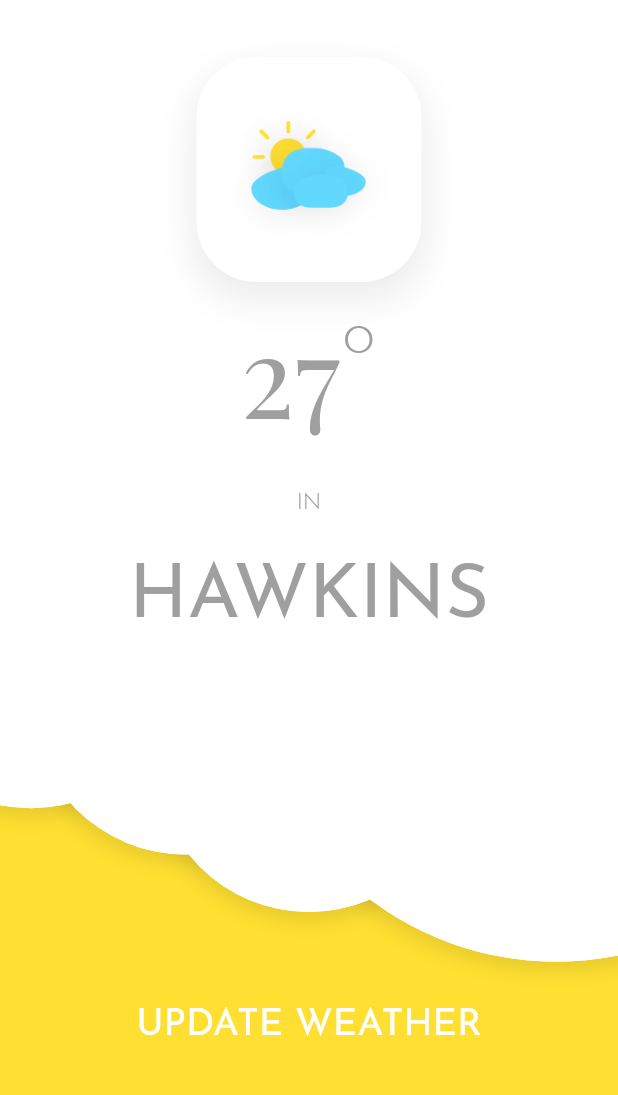
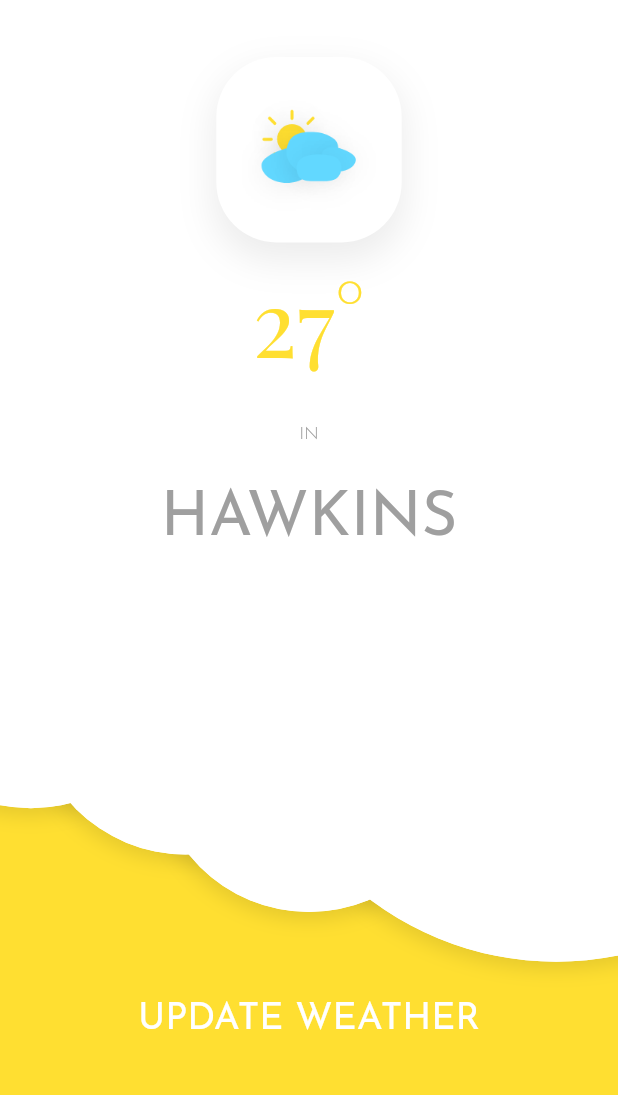
Before and after one commit to danielmark0116/LOADTHER, a Flutter app: the screen it shows after launch, on a phone screen of 412 x 824 dp, the part 57-1152 px from its top. Run offline on Flutter 3.47's test engine with Material 2 defaults, Android fonts, the phone set to English and light mode, and no system bars; project files that could hold a hidden picture were left out.

Commit message:
Add responsize fix

```diff
--- a/lib/components/bg-noshadow.dart
+++ b/lib/components/bg-noshadow.dart
@@ -13,10 +13,23 @@ class _BgNoShadowState extends State<BgNoShadow> {
         double maxWidth = constraints.maxWidth;
         double maxHeight = constraints.maxHeight;
 
+        var sizeData = MediaQuery.of(context);
+
+        var blockSizeW = sizeData.size.width.toDouble() / 100;
+        var blockSizeH = sizeData.size.height.toDouble() / 100;
+
+        var responsizeFix;
+
+        if (sizeData.size.height < 700) {
+          responsizeFix = blockSizeH.toDouble() * 5;
+        } else {
+          responsizeFix = 0.0;
+        }
+
         return Stack(
           children: <Widget>[
             Positioned(
-              top: maxHeight * 0.275,
+              top: maxHeight * 0.275 - (responsizeFix * 2),
               left: maxWidth * 0.4,
               // FIRST CIRCLE -------------------------------------------------
               child: Container(
@@ -29,7 +42,7 @@ class _BgNoShadowState extends State<BgNoShadow> {
               ),
             ),
             Positioned(
-              top: maxHeight * 0.5,
+              top: maxHeight * 0.5 - responsizeFix,
               left: maxWidth * 0.5 - (maxWidth * 0.25),
               // SECOND CIRCLE -------------------------------------------------
               child: Container(
@@ -43,7 +56,7 @@ class _BgNoShadowState extends State<BgNoShadow> {
             ),
             // THIRD CIRCLE -------------------------------------------------
             Positioned(
-              top: maxHeight * 0.45,
+              top: maxHeight * 0.45 - responsizeFix,
               left: maxWidth * 0.05,
               child: Container(
                 width: maxWidth * 0.5,
@@ -56,7 +69,7 @@ class _BgNoShadowState extends State<BgNoShadow> {
             ),
             // FOURTH CIRCLE -------------------------------------------------
             Positioned(
-              top: maxHeight * 0.41,
+              top: maxHeight * 0.41 - responsizeFix,
               left: maxWidth * -0.2,
               child: Container(
                 width: maxWidth * 0.5,
@@ -68,7 +81,7 @@ class _BgNoShadowState extends State<BgNoShadow> {
               ),
             ),
             Positioned(
-              top: 0,
+              top: 0 - responsizeFix,
               left: 0,
               child: Container(
                 width: maxWidth,
--- a/lib/components/bg-shadow.dart
+++ b/lib/components/bg-shadow.dart
@@ -23,10 +23,23 @@ class _BgShadowState extends State<BgShadow> {
         double maxWidth = constraints.maxWidth;
         double maxHeight = constraints.maxHeight;
 
+        var sizeData = MediaQuery.of(context);
+
+        var blockSizeW = sizeData.size.width.toDouble() / 100;
+        var blockSizeH = sizeData.size.height.toDouble() / 100;
+
+        var responsizeFix;
+
+        if (sizeData.size.height < 700) {
+          responsizeFix = blockSizeH.toDouble() * 5;
+        } else {
+          responsizeFix = 0.0;
+        }
+
         return Stack(
           children: <Widget>[
             Positioned(
-              top: maxHeight * 0.275,
+              top: maxHeight * 0.275 - (responsizeFix * 2),
               left: maxWidth * 0.4,
               // FIRST CIRCLE -------------------------------------------------
               child: Container(
@@ -47,7 +60,7 @@ class _BgShadowState extends State<BgShadow> {
               ),
             ),
             Positioned(
-              top: maxHeight * 0.5,
+              top: maxHeight * 0.5 - responsizeFix,
               left: maxWidth * 0.5 - (maxWidth * 0.25),
               // SECOND CIRCLE -------------------------------------------------
               child: Container(
@@ -69,7 +82,7 @@ class _BgShadowState extends State<BgShadow> {
             ),
             // THIRD CIRCLE -------------------------------------------------
             Positioned(
-              top: maxHeight * 0.45,
+              top: maxHeight * 0.45 - responsizeFix,
               left: maxWidth * 0.05,
               child: Container(
                 width: maxWidth * 0.5,
@@ -90,7 +103,7 @@ class _BgShadowState extends State<BgShadow> {
             ),
             // FOURTH CIRCLE -------------------------------------------------
             Positioned(
-              top: maxHeight * 0.41,
+              top: maxHeight * 0.41 - responsizeFix,
               left: maxWidth * -0.2,
               child: Container(
                 width: maxWidth * 0.5,
@@ -110,7 +123,7 @@ class _BgShadowState extends State<BgShadow> {
               ),
             ),
             Positioned(
-              top: 0,
+              top: 0 - responsizeFix,
               left: 0,
               child: Container(
                 width: maxWidth,
--- a/lib/components/weather-data.dart
+++ b/lib/components/weather-data.dart
@@ -62,6 +62,11 @@ class _WeatherDataComponentState extends State<WeatherDataComponent>
 
   @override
   Widget build(BuildContext context) {
+    var sizeData = MediaQuery.of(context);
+
+    var blockSizeW = sizeData.size.width / 100;
+    var blockSizeH = sizeData.size.height / 100;
+
     return Column(
       children: <Widget>[
         Container(
@@ -73,8 +78,8 @@ class _WeatherDataComponentState extends State<WeatherDataComponent>
               '$temp°',
               style: TextStyle(
                 fontFamily: 'PlayfairDisplay',
-                fontSize: 75,
-                color: styleGrey,
+                fontSize: blockSizeW * 15,
+                color: styleYellow,
               ),
             ),
           ),
@@ -86,7 +91,7 @@ class _WeatherDataComponentState extends State<WeatherDataComponent>
             child: Text(
               'IN',
               style: TextStyle(
-                fontSize: 15,
+                fontSize: 12,
                 color: styleGrey,
                 fontWeight: FontWeight.w300,
               ),
@@ -98,7 +103,7 @@ class _WeatherDataComponentState extends State<WeatherDataComponent>
           child: Text(
             '${city.toUpperCase()}',
             style: TextStyle(
-              fontSize: 50 * animation.value,
+              fontSize: blockSizeW * 10 * animation.value,
               color: styleGrey,
             ),
           ),
--- a/lib/components/weather-icon.dart
+++ b/lib/components/weather-icon.dart
@@ -13,8 +13,7 @@ class _WeatherIconState extends State<WeatherIcon>
   AnimationController _controller;
   Animation animation;
 
-  double iconH = 150;
-  double iconW = 150;
+  double icoSize = 30;
 
   @override
   void initState() {
@@ -47,14 +46,19 @@ class _WeatherIconState extends State<WeatherIcon>
 
   @override
   Widget build(BuildContext context) {
+    var sizeData = MediaQuery.of(context);
+
+    var blockSizeW = sizeData.size.width / 100;
+    var blockSizeH = sizeData.size.height / 100;
+
     return Align(
       alignment: Alignment.center,
       child: Transform.scale(
         scale: 1 * animation.value,
         child: Container(
           margin: EdgeInsets.only(top: 20),
-          width: iconW,
-          height: iconH,
+          width: blockSizeW * icoSize,
+          height: blockSizeW * icoSize,
           child: Align(
             alignment: Alignment.center,
             child: Image.asset('assets/images/sun-clouds.png'),
--- a/lib/screens/main.dart
+++ b/lib/screens/main.dart
@@ -17,6 +17,19 @@ class MainScreen extends StatefulWidget {
 class _MainScreenState extends State<MainScreen> {
   @override
   Widget build(BuildContext context) {
+    var sizeData = MediaQuery.of(context).size;
+
+    double sizeBlockH = sizeData.height.toDouble() / 100;
+    double sizeBlockW = sizeData.width.toDouble() / 100;
+
+    double responsizeFix;
+
+    if (sizeData.height < 700) {
+      responsizeFix = 25.0;
+    } else {
+      responsizeFix = 0.0;
+    }
+
     return Scaffold(
       backgroundColor: styleYellow,
       body: Stack(
@@ -32,7 +45,7 @@ class _MainScreenState extends State<MainScreen> {
             ],
           ),
           Padding(
-            padding: EdgeInsets.only(bottom: 70),
+            padding: EdgeInsets.only(bottom: sizeBlockH * 10 - responsizeFix),
             child: Align(
               alignment: Alignment.bottomCenter,
               child: MaterialButton(
@@ -41,11 +54,11 @@ class _MainScreenState extends State<MainScreen> {
                   Navigator.push(context,
                       MaterialPageRoute(builder: (context) => LoadingScreen()));
                 },
-                padding: EdgeInsets.all(20),
+                padding: EdgeInsets.all(sizeBlockH),
                 child: Text(
                   'UPDATE WEATHER',
                   style: TextStyle(
-                    fontSize: 25,
+                    fontSize: sizeBlockH * 3,
                     color: Colors.white,
                   ),
                 ),
```
